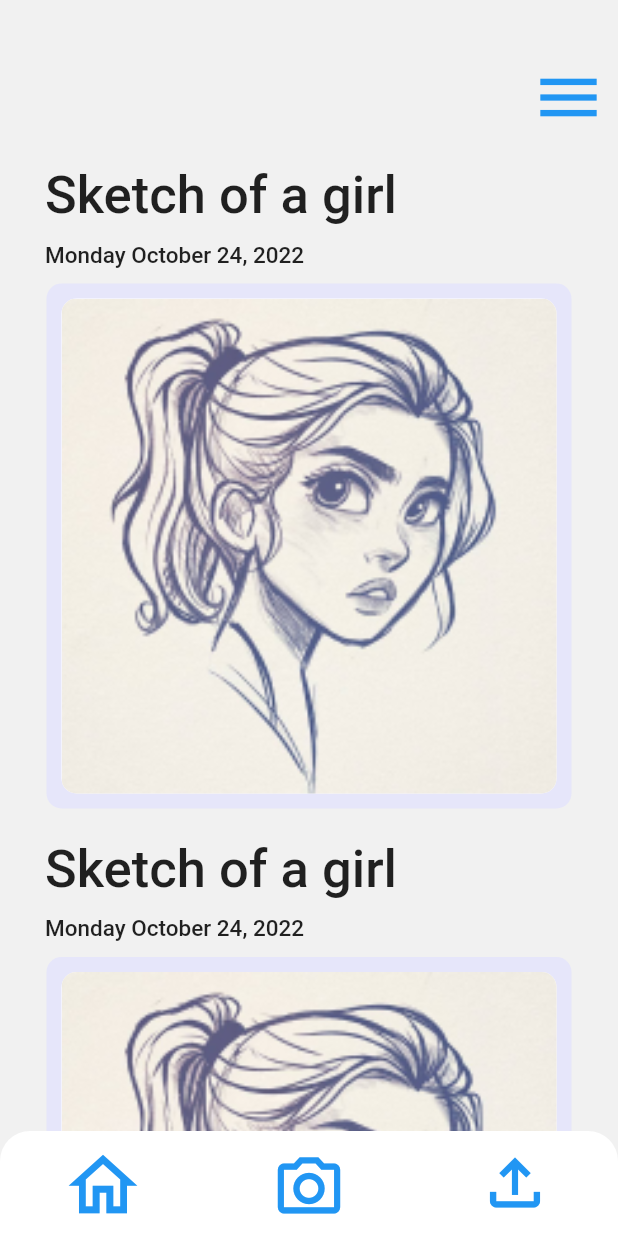
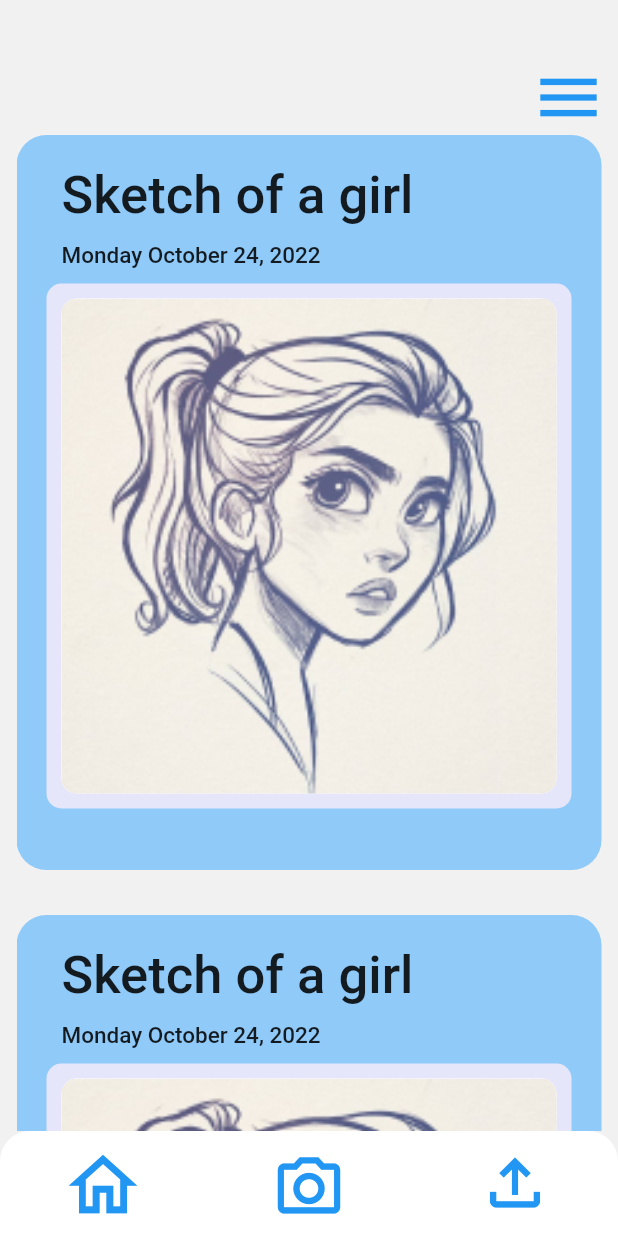
Before and after one commit to hMRZQ21/Nusketch, a Flutter app: the screen it shows after launch, on a phone screen of 412 x 824 dp. Run offline on Flutter 3.47's test engine with Material 2 defaults, Android fonts, the phone set to English and light mode, and no system bars; our stand-ins replace get.

```diff
--- a/lib/home/body.dart
+++ b/lib/home/body.dart
@@ -2,25 +2,32 @@ import 'package:flutter/material.dart';
 import 'package:nusketch/util/colors.dart';
 import 'package:nusketch/util/dimension.dart';
 
-class bodyView extends StatefulWidget {
-  const bodyView({super.key});
+class BodyView extends StatefulWidget {
+  const BodyView({super.key});
 
   @override
-  State<bodyView> createState() => _bodyViewState();
+  State<BodyView> createState() => _BodyViewState();
 }
 
-class _bodyViewState extends State<bodyView> {
+class _BodyViewState extends State<BodyView> {
   @override
   Widget build(BuildContext context) {
     return Container(
       // sizing depends on size of the elements it contains, should be made dynamic later
-      height: 2400,
+      height: 2700,
+      width: 390,
       child: ListView.builder(
         // NeverScrollableScrollPhysics makes scrolling the whole screen possible instead of the container only scrollable
         physics: const NeverScrollableScrollPhysics(),
         itemCount: 5,
         itemBuilder: (context, index) {
-          return Column(
+          return Container(
+            height: 490,
+            margin: EdgeInsets.only(bottom: 30),
+            decoration: BoxDecoration(
+                color: Colors.blue.shade200,
+                borderRadius: BorderRadius.circular(20)),
+            child: Column(
               children: [
                 Align(
                   alignment: Alignment.topLeft,
@@ -31,7 +38,8 @@ class _bodyViewState extends State<bodyView> {
                         bottom: Dimension.page10h),
                     child: const Text(
                       'Sketch of a girl',
-                    style: TextStyle(fontSize: 35, fontWeight: FontWeight.w500),
+                      style:
+                          TextStyle(fontSize: 35, fontWeight: FontWeight.w500),
                     ),
                   ),
                 ),
@@ -42,7 +50,8 @@ class _bodyViewState extends State<bodyView> {
                         left: Dimension.page30w, bottom: Dimension.page10h),
                     child: const Text(
                       'Monday October 24, 2022',
-                    style: TextStyle(fontSize: 15, fontWeight: FontWeight.w500),
+                      style:
+                          TextStyle(fontSize: 15, fontWeight: FontWeight.w500),
                     ),
                   ),
                 ),
@@ -69,7 +78,8 @@ class _bodyViewState extends State<bodyView> {
                         height: Dimension.innerpictureh,
                         margin: EdgeInsets.only(top: Dimension.page10h),
                         decoration: BoxDecoration(
-                        borderRadius: BorderRadius.circular(Dimension.page10r),
+                          borderRadius:
+                              BorderRadius.circular(Dimension.page10r),
                           color: Colors.white,
                           image: const DecorationImage(
                             fit: BoxFit.cover,
@@ -81,6 +91,7 @@ class _bodyViewState extends State<bodyView> {
                   ],
                 ),
               ],
+            ),
           );
         },
       ),
--- a/lib/home/camera.dart
+++ b/lib/home/camera.dart
@@ -16,11 +16,7 @@ class _CameraPageState extends State<CameraPage> {
   Widget build(BuildContext context) {
     return Scaffold(
       backgroundColor: CustomColors.mainpagebgcolor,
-      body: Container(
-        width: 100,
-        height: 100,
-        color: Colors.blue,
-      ),
+      body: Container(),
     );
   }
 }
--- a/lib/home/heading.dart
+++ b/lib/home/heading.dart
@@ -40,7 +40,7 @@ class _MyPageState extends State<MainPage> {
           const Expanded(
             // contains the scrollable view of content, which does not render until bodyView widget is called, located in body.dart
             child: SingleChildScrollView(
-              child: bodyView(),
+              child: BodyView(),
             ),
           ),
           Container(
```
Lines whose indentation alone changed are shown as unchanged.
